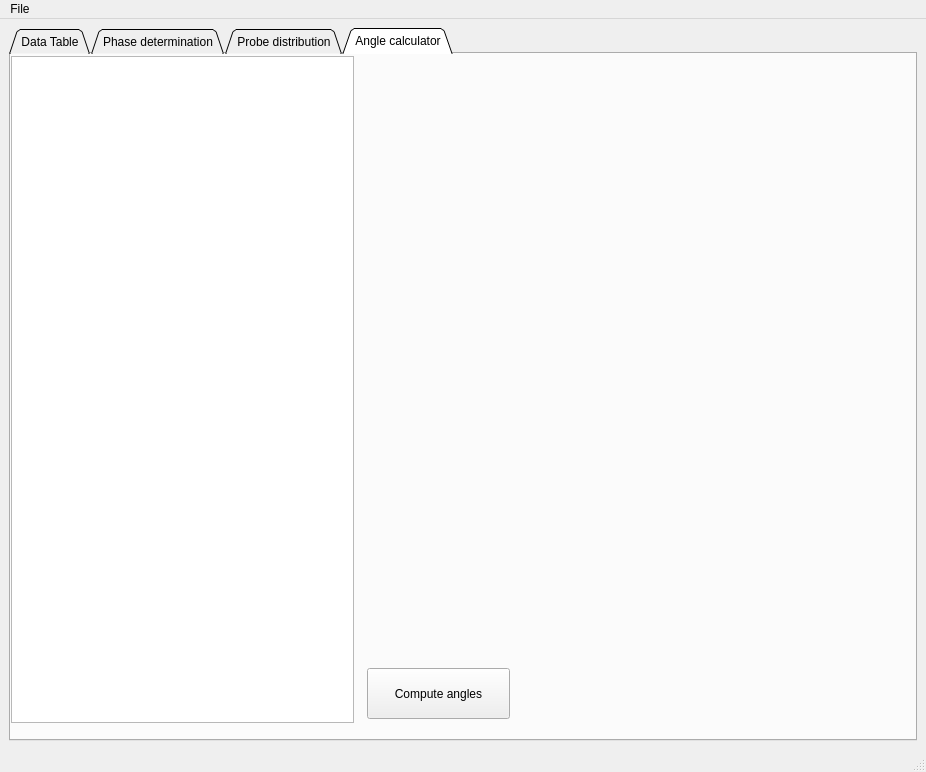
The window that src/main/python/easyAMPS_maingui.ui (bd-delnatan/easyAMPS) describes before a commit, drawn with Qt 5.
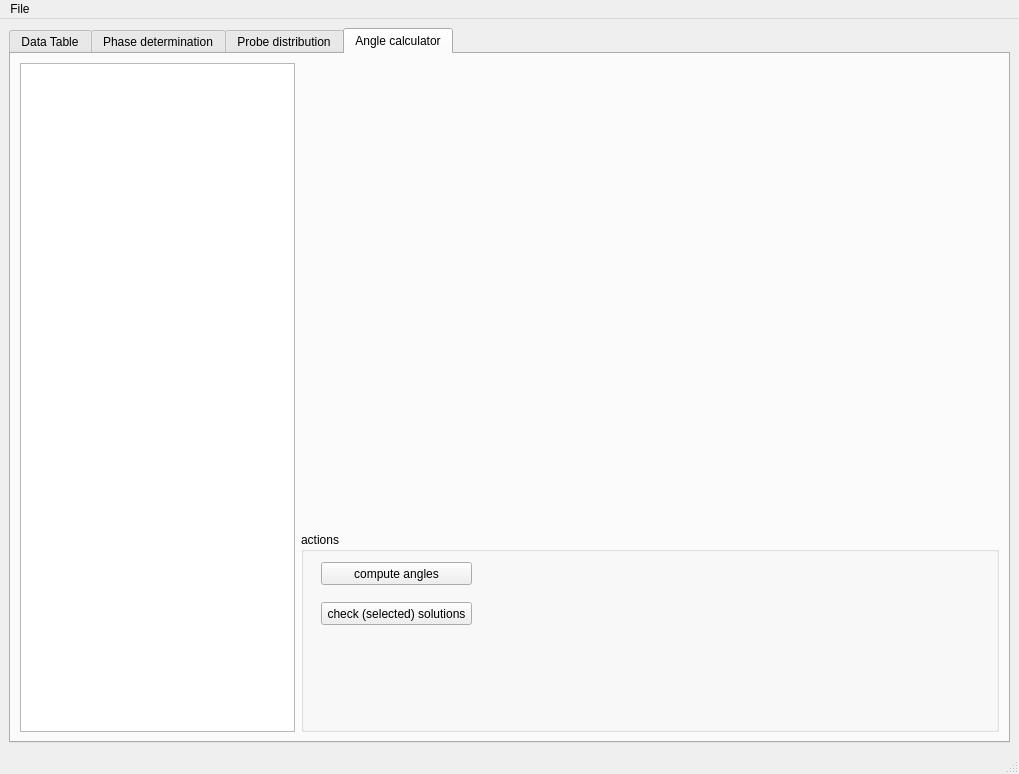
The same window after the commit. The open tabs and pages were chosen to show the change. Custom widgets are drawn as their Qt base class.

Commit message: added 'angle calculator' and solution checker

What changed in the file:
```diff
--- a/src/main/python/easyAMPS_maingui.ui
+++ b/src/main/python/easyAMPS_maingui.ui
@@ -6,8 +6,8 @@
    <rect>
     <x>0</x>
     <y>0</y>
-    <width>926</width>
-    <height>772</height>
+    <width>1019</width>
+    <height>774</height>
    </rect>
   </property>
   <property name="sizePolicy">
@@ -44,8 +44,8 @@
      <height>600</height>
     </size>
    </property>
-   <layout class="QHBoxLayout" name="horizontalLayout">
-    <item>
+   <layout class="QGridLayout" name="gridLayout">
+    <item row="0" column="1">
      <widget class="QTabWidget" name="tabWidget">
       <property name="sizePolicy">
        <sizepolicy hsizetype="Expanding" vsizetype="Expanding">
@@ -57,7 +57,7 @@
        <enum>QTabWidget::North</enum>
       </property>
       <property name="tabShape">
-       <enum>QTabWidget::Triangular</enum>
+       <enum>QTabWidget::Rounded</enum>
       </property>
       <property name="currentIndex">
        <number>3</number>
@@ -103,39 +103,89 @@
        <attribute name="title">
         <string>Angle calculator</string>
        </attribute>
+       <layout class="QHBoxLayout" name="horizontalLayout">
+        <item>
        <widget class="DataFrameWidget" name="calculatorTableWidget">
-        <property name="geometry">
-         <rect>
-          <x>0</x>
-          <y>2</y>
-          <width>343</width>
-          <height>667</height>
-         </rect>
-        </property>
-       </widget>
-       <widget class="QPushButton" name="computeAnglesButton">
-        <property name="geometry">
-         <rect>
-          <x>356</x>
-          <y>614</y>
-          <width>143</width>
-          <height>51</height>
-         </rect>
-        </property>
-        <property name="text">
-         <string>Compute angles</string>
-        </property>
-       </widget>
+          <property name="sizePolicy">
+           <sizepolicy hsizetype="Preferred" vsizetype="Expanding">
+            <horstretch>0</horstretch>
+            <verstretch>0</verstretch>
+           </sizepolicy>
+          </property>
+          <property name="minimumSize">
+           <size>
+            <width>275</width>
+            <height>100</height>
+           </size>
+          </property>
+         </widget>
+        </item>
+        <item>
+         <layout class="QVBoxLayout" name="verticalLayout">
+          <item>
        <widget class="matplotlibWidget" name="anglecalc_mplwidget" native="true">
+            <property name="sizePolicy">
+             <sizepolicy hsizetype="Expanding" vsizetype="Expanding">
+              <horstretch>0</horstretch>
+              <verstretch>0</verstretch>
+             </sizepolicy>
+            </property>
+            <property name="minimumSize">
+             <size>
+              <width>300</width>
+              <height>250</height>
+             </size>
+            </property>
+           </widget>
+          </item>
+          <item>
+           <widget class="QGroupBox" name="tab4_groupBox">
+            <property name="sizePolicy">
+             <sizepolicy hsizetype="Expanding" vsizetype="Preferred">
+              <horstretch>0</horstretch>
+              <verstretch>0</verstretch>
+             </sizepolicy>
+            </property>
+            <property name="minimumSize">
+             <size>
+              <width>300</width>
+              <height>200</height>
+             </size>
+            </property>
+            <property name="title">
+             <string>actions</string>
+            </property>
+            <widget class="QPushButton" name="computeAnglesButton">
         <property name="geometry">
          <rect>
-          <x>348</x>
-          <y>4</y>
-          <width>541</width>
-          <height>539</height>
-         </rect>
-        </property>
-       </widget>
+               <x>20</x>
+               <y>30</y>
+               <width>151</width>
+               <height>23</height>
+              </rect>
+             </property>
+             <property name="text">
+              <string>compute angles</string>
+             </property>
+            </widget>
+            <widget class="QPushButton" name="checkSolutionsButton">
+             <property name="geometry">
+              <rect>
+               <x>20</x>
+               <y>70</y>
+               <width>151</width>
+               <height>23</height>
+              </rect>
+             </property>
+             <property name="text">
+              <string>check (selected) solutions</string>
+             </property>
+            </widget>
+           </widget>
+          </item>
+         </layout>
+        </item>
+       </layout>
       </widget>
      </widget>
     </item>
@@ -146,7 +196,7 @@
     <rect>
      <x>0</x>
      <y>0</y>
-     <width>926</width>
+     <width>1019</width>
      <height>22</height>
     </rect>
    </property>
```
Left out of the diff: 17 changed lines with no effect on the pictures. Lines whose indentation alone changed are shown as unchanged. The commit also changes 19 other files.
